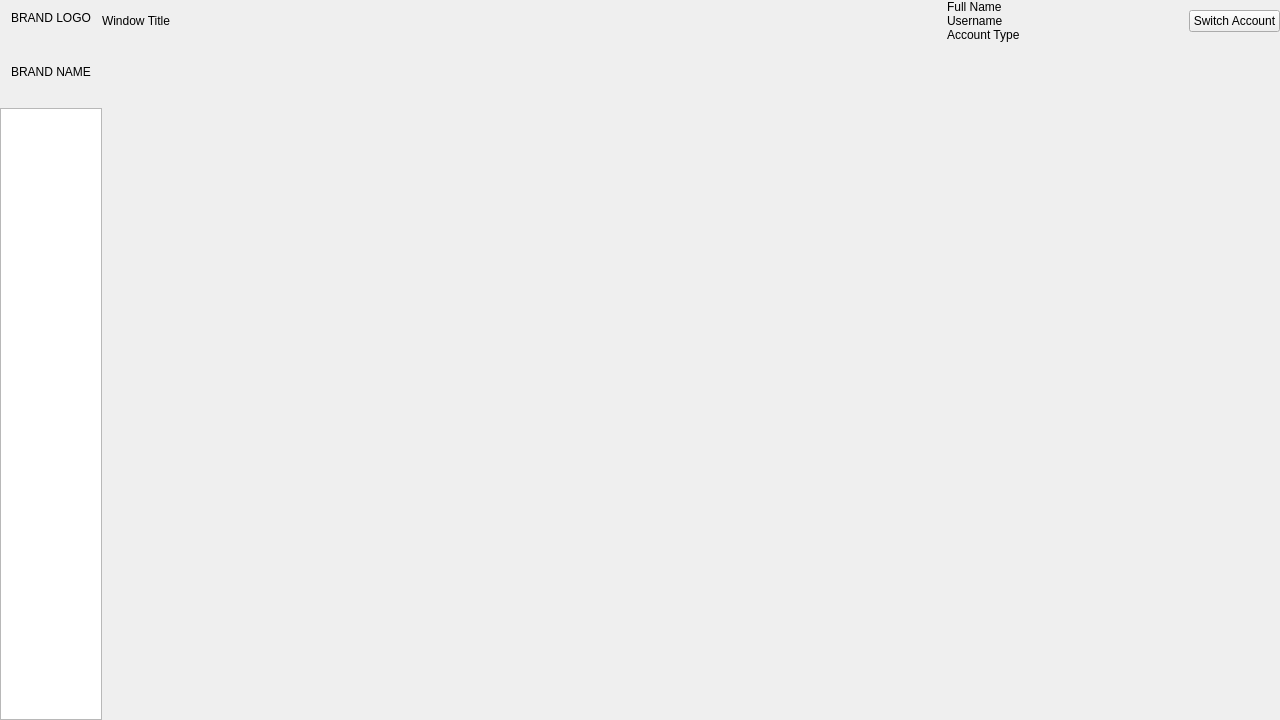
The window that inquirywindow.ui (PeteCastle/SoftwareDesignCaseStudy) describes before a commit, drawn with Qt 5.
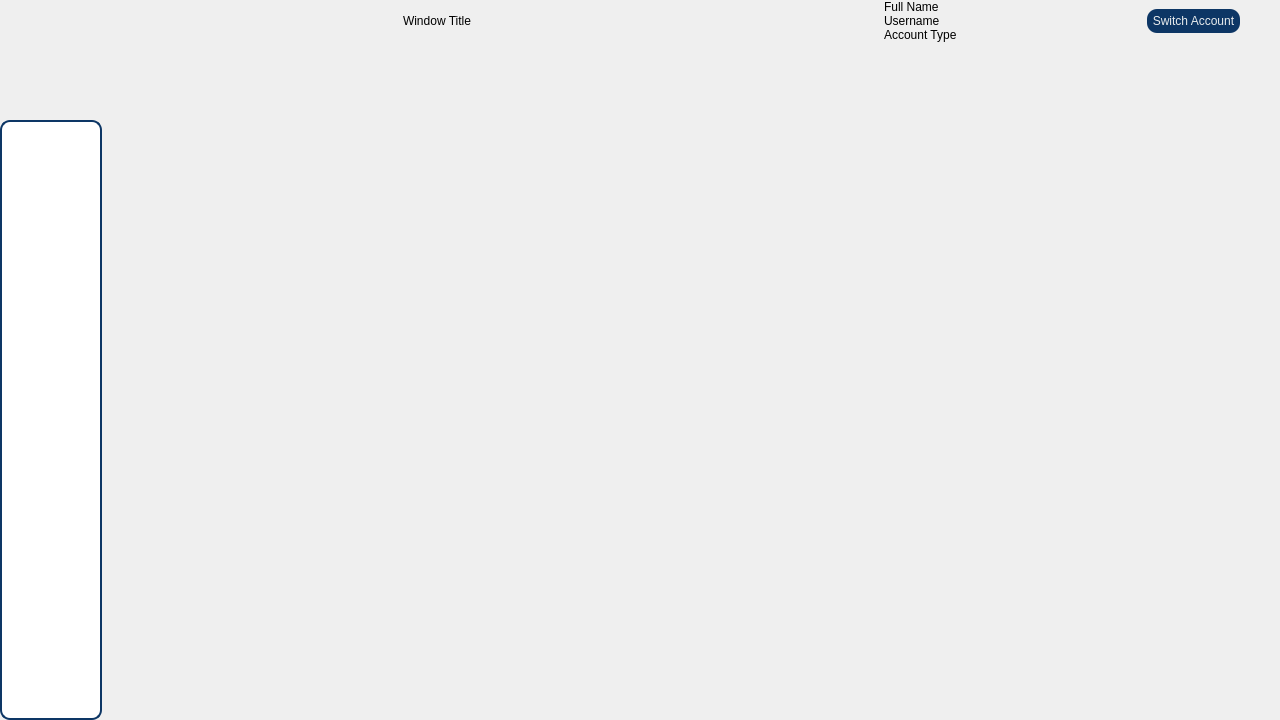
The same window after the commit. Icons and pictures are not drawn.

```diff
--- a/inquirywindow.ui
+++ b/inquirywindow.ui
@@ -11,7 +11,157 @@
    </rect>
   </property>
   <property name="windowTitle">
-   <string>MainWindow</string>
+   <string>TTU CET PORTAL</string>
+  </property>
+  <property name="windowIcon">
+   <iconset resource="resources.qrc">
+    <normaloff>:/Icons/ProgramIcons/Logo.png</normaloff>:/Icons/ProgramIcons/Logo.png</iconset>
+  </property>
+  <property name="styleSheet">
+   <string notr="true">QMainWindow#InquiryWindow{
+	
+	background-image: url(:/Icons/ProgramIcons/inquirywindowbg.png);
+}
+
+QDialog{
+background-image: url(:/Icons/ProgramIcons/bg.png);
+}
+
+QLineEdit {
+	font: 9pt &quot;Joan&quot;;
+    border: 2px solid gray;
+    border-radius: 10px;
+	border-color: rgb(13, 54, 101);
+     padding:4px 4px 4px 4px;
+    background: white;
+    selection-background-color: darkgray;
+}
+
+QPushButton{
+font: bold 10pt  &quot;Heebo&quot;;
+background-color: rgb(13, 54, 101);
+color: rgb(233, 236, 237);
+border-radius: 10px;
+padding: 5px;
+}
+QPushButton::hover{
+border-style: inset;
+background-color:rgb(25, 104, 195);
+color: rgb(213, 173, 18);
+
+}
+QPushButton::pressed{
+border: 2px solid rgb(0, 170, 0);
+}
+
+QComboBox{
+	font: 9pt &quot;Joan&quot;;
+    border: 2px solid gray;
+    border-radius: 10px;
+	border-color: rgb(13, 54, 101);
+     padding:4px 4px 4px 4px;
+    background: white;
+    selection-background-color: darkgray;
+}
+QComboBox::drop-down 
+{
+    border: 0px;
+}
+QComboBox::down-arrow{
+   
+	image: url(:/Icons/ProgramIcons/downarrow.png);
+    width: 10px;
+    height: 10px;
+    }
+
+QListView{
+font: 9pt &quot;Joan&quot;;
+    border: 2px solid gray;
+    border-radius: 10px;
+	border-color: rgb(13, 54, 101);
+     padding:4px 4px 4px 4px;
+    background: white;
+    selection-background-color: darkgray;
+}
+
+QRadioButton::indicator::unchecked{ 
+border: 1px solid; 
+border-color: rgb(13, 54, 101);
+border-radius: 9px;
+border-width: 2px;
+background-color: white; 
+width: 15px; 
+height: 15px; 
+}
+
+QRadioButton::indicator::checked{ 
+border-color: rgb(13, 54, 101);
+background-color:  rgb(213, 173, 18);
+border: 1px solid; 
+border-radius: 9px;
+border-width: 2px;
+width: 15px; 
+height: 15px; 
+}
+
+QScrollBar:vertical {
+border: none;
+	background-color: rgb(208, 244, 255);
+width: 14px;
+margin: 0 0 0 0;
+border-radius: 7px;
+}
+
+
+/* HANDLE BAR VERTICAL */
+QScrollBar::handle:vertical {
+	background-color: rgb(12, 12, 84);
+min-height: 30px;
+border-radius: 7px;
+}
+QScrollBar::handle:vertical:hover{
+background-color:rgb(28, 114, 206)
+}
+QScrollBar::handle:vertical:pressed {
+	background-color: rgb(8, 32, 59);
+}
+
+
+/* BTN TOP - SCROLLBAR */
+QScrollBar::sub-line:vertical {
+border: none;
+background-color: rgb(213, 173, 18);
+height: 15px;
+border-top-left-radius: 7px;
+border-top-right-radius: 7px;
+subcontrol-position: top;
+subcontrol-origin: margin;
+}
+QScrollBar::sub-line:vertical:hover {
+background-color: rgb(211, 213, 66);
+}
+QScrollBar::sub-line:vertical:pressed {
+	background-color: rgb(139, 111, 12);
+}
+
+
+/* BTN BOTTOM - SCROLLBAR */
+QScrollBar::add-line:vertical {
+border: none;
+background-color: rgb(213, 173, 18);
+height: 15px;
+border-bottom-left-radius: 7px;
+border-bottom-right-radius: 7px;
+subcontrol-position: bottom;
+subcontrol-origin: margin;
+}
+QScrollBar::add-line:vertical:hover {
+background-color: rgb(211, 213, 66);
+}
+QScrollBar::add-line:vertical:pressed {
+background-color: rgb(139, 111, 12);
+}
+</string>
   </property>
   <widget class="QWidget" name="centralwidget">
    <layout class="QHBoxLayout" name="horizontalLayout" stretch="8,92">
@@ -31,23 +181,41 @@
      <number>0</number>
     </property>
     <item>
-     <layout class="QVBoxLayout" name="verticalLayout" stretch="5,10,85">
+     <layout class="QVBoxLayout" name="verticalLayout" stretch="0,0,85">
       <property name="sizeConstraint">
        <enum>QLayout::SetDefaultConstraint</enum>
       </property>
-      <item alignment="Qt::AlignHCenter">
+      <item>
        <widget class="QLabel" name="label_2">
+        <property name="minimumSize">
+         <size>
+          <width>100</width>
+          <height>100</height>
+         </size>
+        </property>
+        <property name="styleSheet">
+         <string notr="true">image: url(:/Icons/ProgramIcons/Logo.png);</string>
+        </property>
         <property name="text">
-         <string>BRAND LOGO</string>
+         <string/>
         </property>
        </widget>
       </item>
-      <item alignment="Qt::AlignHCenter">
-       <widget class="QLabel" name="label">
-        <property name="text">
-         <string>BRAND NAME</string>
+      <item>
+       <spacer name="verticalSpacer">
+        <property name="orientation">
+         <enum>Qt::Vertical</enum>
         </property>
-       </widget>
+        <property name="sizeType">
+         <enum>QSizePolicy::Fixed</enum>
+        </property>
+        <property name="sizeHint" stdset="0">
+         <size>
+          <width>20</width>
+          <height>20</height>
+         </size>
+        </property>
+       </spacer>
       </item>
       <item>
        <widget class="QListWidget" name="MainMenu"/>
@@ -60,14 +228,17 @@
        <number>0</number>
       </property>
       <item>
-       <layout class="QHBoxLayout" name="horizontalLayout_2" stretch="60,10,20,5">
+       <layout class="QHBoxLayout" name="horizontalLayout_2" stretch="60,10,20,0,0,0">
         <item>
          <widget class="QLabel" name="WindowTitleLabel">
+          <property name="styleSheet">
+           <string notr="true">font: bold 12pt &quot;heebo&quot;;</string>
+          </property>
           <property name="text">
-           <string>Window Title</string>
+           <string>&lt;html&gt;&lt;head/&gt;&lt;body&gt;&lt;p align=&quot;center&quot;&gt;Window Title&lt;/p&gt;&lt;/body&gt;&lt;/html&gt;</string>
           </property>
           <property name="alignment">
-           <set>Qt::AlignLeading|Qt::AlignLeft|Qt::AlignVCenter</set>
+           <set>Qt::AlignCenter</set>
           </property>
          </widget>
         </item>
@@ -82,6 +253,9 @@
          <layout class="QVBoxLayout" name="verticalLayout_3">
           <item>
            <widget class="QLabel" name="FullNameLabel">
+            <property name="styleSheet">
+             <string notr="true">font:12pt &quot;heebo&quot;;</string>
+            </property>
             <property name="text">
              <string>Full Name</string>
             </property>
@@ -89,6 +263,9 @@
           </item>
           <item>
            <widget class="QLabel" name="UsernameLabel">
+            <property name="styleSheet">
+             <string notr="true">font:12pt &quot;heebo&quot;;</string>
+            </property>
             <property name="text">
              <string>Username</string>
             </property>
@@ -96,6 +273,9 @@
           </item>
           <item>
            <widget class="QLabel" name="AccountTypeLabel">
+            <property name="styleSheet">
+             <string notr="true">font:12pt &quot;heebo&quot;;</string>
+            </property>
             <property name="text">
              <string>Account Type</string>
             </property>
@@ -103,6 +283,19 @@
           </item>
          </layout>
         </item>
+        <item>
+         <spacer name="horizontalSpacer_2">
+          <property name="orientation">
+           <enum>Qt::Horizontal</enum>
+          </property>
+          <property name="sizeHint" stdset="0">
+           <size>
+            <width>40</width>
+            <height>20</height>
+           </size>
+          </property>
+         </spacer>
+        </item>
         <item>
          <widget class="QPushButton" name="LogoutButton">
           <property name="text">
@@ -110,6 +303,19 @@
           </property>
          </widget>
         </item>
+        <item>
+         <spacer name="horizontalSpacer">
+          <property name="orientation">
+           <enum>Qt::Horizontal</enum>
+          </property>
+          <property name="sizeHint" stdset="0">
+           <size>
+            <width>40</width>
+            <height>20</height>
+           </size>
+          </property>
+         </spacer>
+        </item>
        </layout>
       </item>
       <item>
```
Left out of the diff: 4 changed lines with no effect on the pictures.
